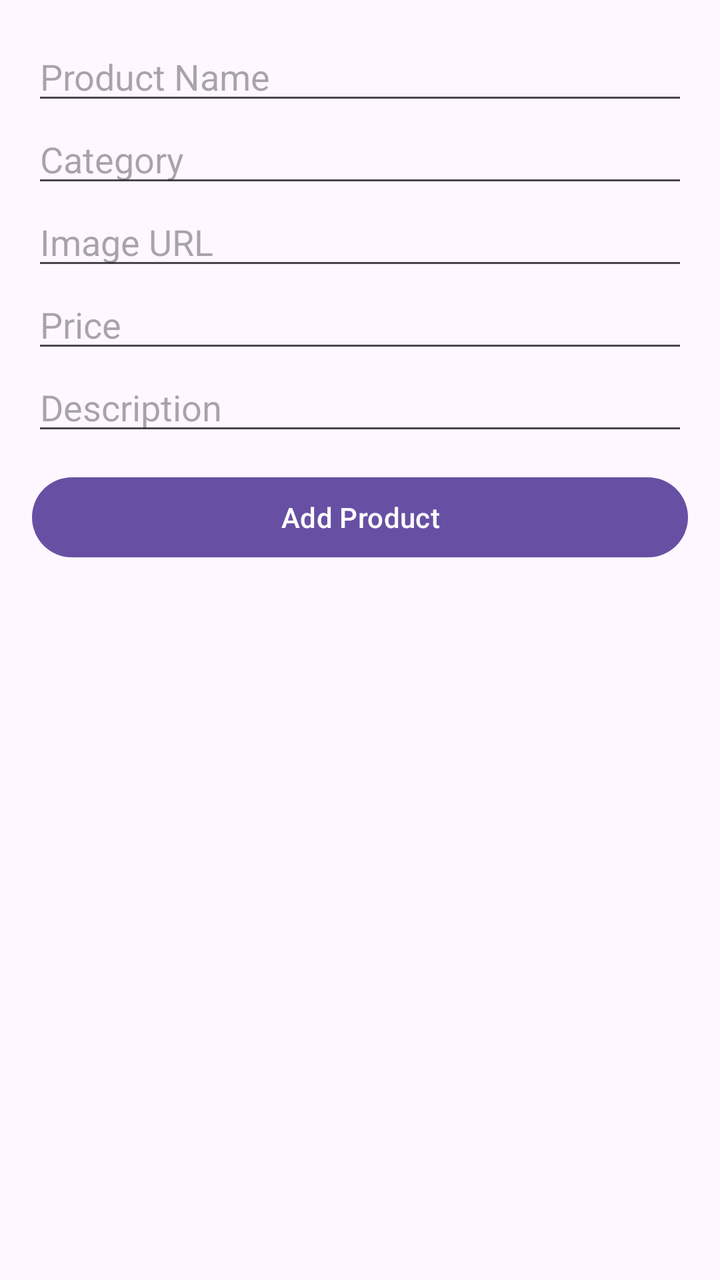
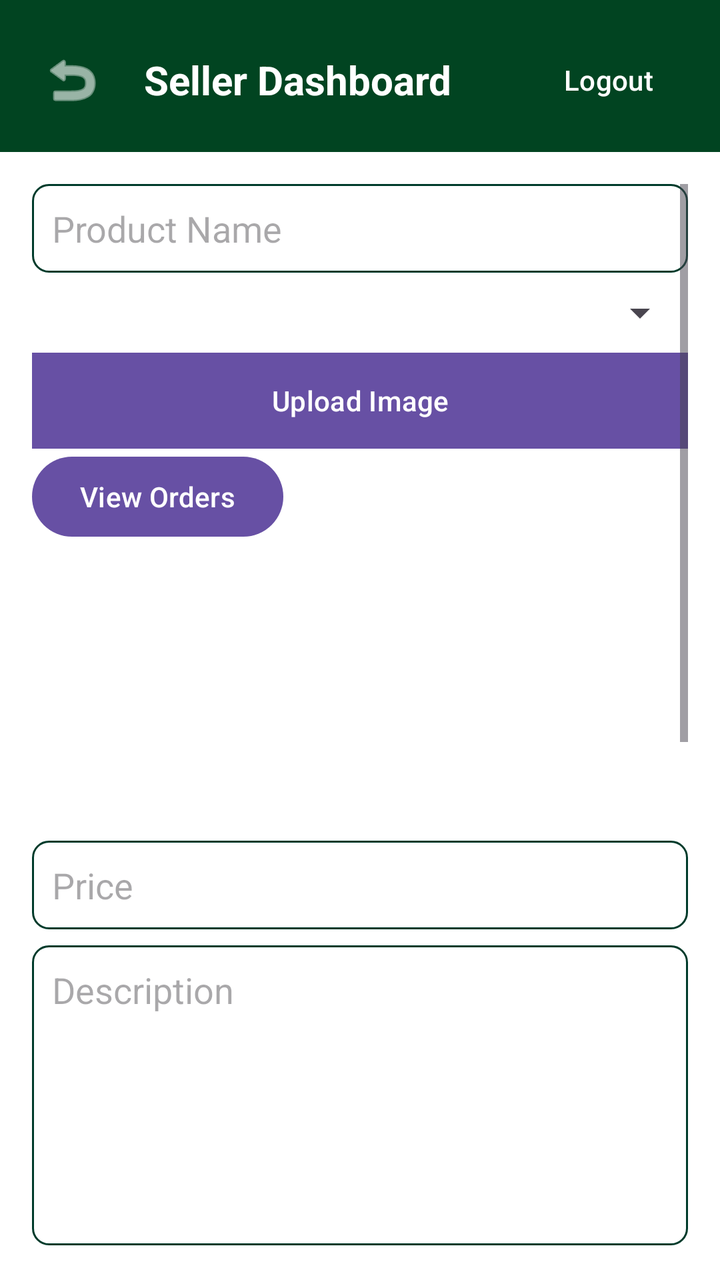

Screens rendered from an Android XML layout before and after an edit, with the pre-edit source and the edit as a unified diff.
<!-- AndroidManifest.xml: application theme Theme.FurnitureStore -->
<!-- res/layout/activity_seller_dashboard.xml -->
<?xml version="1.0" encoding="utf-8"?>
<ScrollView
    xmlns:android="http://schemas.android.com/apk/res/android"
    android:layout_width="match_parent"
    android:layout_height="match_parent"
    android:fillViewport="true"
    android:padding="16dp">

    <LinearLayout
        android:layout_width="match_parent"
        android:layout_height="wrap_content"
        android:orientation="vertical">

        <EditText
            android:id="@+id/editTextProductName"
            android:layout_width="match_parent"
            android:layout_height="wrap_content"
            android:hint="Product Name" />

        <EditText
            android:id="@+id/editTextCategory"
            android:layout_width="match_parent"
            android:layout_height="wrap_content"
            android:hint="Category" />

        <EditText
            android:id="@+id/editTextImageUrl"
            android:layout_width="match_parent"
            android:layout_height="wrap_content"
            android:hint="Image URL" />

        <EditText
            android:id="@+id/editTextPrice"
            android:layout_width="match_parent"
            android:layout_height="wrap_content"
            android:hint="Price"
            android:inputType="numberDecimal" />

        <EditText
            android:id="@+id/editTextDescription"
            android:layout_width="match_parent"
            android:layout_height="wrap_content"
            android:hint="Description" />

        <Button
            android:id="@+id/buttonAddProduct"
            android:layout_width="match_parent"
            android:layout_height="wrap_content"
            android:text="Add Product"
            android:layout_marginTop="12dp" />

        <androidx.recyclerview.widget.RecyclerView
            android:id="@+id/recyclerViewSeller"
            android:layout_width="match_parent"
            android:layout_height="wrap_content"
            android:layout_marginTop="16dp" />
    </LinearLayout>
</ScrollView>
<!-- resources referenced by this layout -->
<resources>
  <style name="Theme.FurnitureStore" parent="Base.Theme.FurnitureStore" />
  <style name="Base.Theme.FurnitureStore" parent="Theme.Material3.DayNight.NoActionBar">
          
          
      </style>
</resources>

<!-- the commit's change to res/layout/activity_seller_dashboard.xml (unified diff, before → after) -->
@@ -1,58 +1,162 @@
 <?xml version="1.0" encoding="utf-8"?>
-<ScrollView
-    xmlns:android="http://schemas.android.com/apk/res/android"
+<LinearLayout xmlns:android="http://schemas.android.com/apk/res/android"
+    xmlns:app="http://schemas.android.com/apk/res-auto"
+    xmlns:tools="http://schemas.android.com/tools"
+    android:orientation="vertical"
     android:layout_width="match_parent"
     android:layout_height="match_parent"
-    android:fillViewport="true"
-    android:padding="16dp">
+    android:background="#FFFFFF"
+    android:fitsSystemWindows="true">
 
+    
     <LinearLayout
         android:layout_width="match_parent"
         android:layout_height="wrap_content"
-        android:orientation="vertical">
+        android:background="#014421"
+        android:orientation="horizontal"
+        android:gravity="center_vertical"
+        android:paddingTop="16dp"
+        android:paddingBottom="12dp"
+        android:paddingStart="12dp"
+        android:paddingEnd="12dp">
 
-        <EditText
-            android:id="@+id/editTextProductName"
+        <ImageView
+            android:id="@+id/buttonGoBack"
+            android:layout_width="wrap_content"
+            android:layout_height="wrap_content"
+            android:src="@android:drawable/ic_menu_revert"
+            android:padding="8dp"
+            android:contentDescription="Back"
+            app:tint="#FFFFFF" />
+
+        <TextView
+            android:layout_width="0dp"
+            android:layout_height="wrap_content"
+            android:text="Seller Dashboard"
+            android:textColor="#FFFFFF"
+            android:textSize="20sp"
+            android:textStyle="bold"
+            android:layout_marginStart="12dp"
+            android:layout_weight="1" />
+
+        
+        <Button
+            android:id="@+id/buttonLogout"
+            android:layout_width="wrap_content"
+            android:layout_height="wrap_content"
+            android:text="Logout"
+            android:textColor="#FFFFFF"
+            android:background="?attr/selectableItemBackgroundBorderless"
+            android:padding="8dp" />
+    </LinearLayout>
+
+    
+    <ScrollView
+        android:layout_width="match_parent"
+        android:layout_height="0dp"
+        android:layout_weight="1"
+        android:fillViewport="true"
+        android:padding="16dp">
+
+        <LinearLayout
             android:layout_width="match_parent"
             android:layout_height="wrap_content"
-            android:hint="Product Name" />
+            android:orientation="vertical">
 
-        <EditText
-            android:id="@+id/editTextCategory"
-            android:layout_width="match_parent"
-            android:layout_height="wrap_content"
-            android:hint="Category" />
+            <EditText
+                android:id="@+id/editTextProductName"
+                android:layout_width="match_parent"
+                android:layout_height="wrap_content"
+                android:hint="Product Name"
+                android:background="@drawable/edit_text_background"
+                android:padding="10dp" />
 
-        <EditText
-            android:id="@+id/editTextImageUrl"
-            android:layout_width="match_parent"
-            android:layout_height="wrap_content"
-            android:hint="Image URL" />
+            <Spinner
+                android:id="@+id/spinnerCategory"
+                android:layout_width="match_parent"
+                android:layout_height="wrap_content"
+                android:layout_marginTop="8dp" />
 
-        <EditText
-            android:id="@+id/editTextPrice"
-            android:layout_width="match_parent"
-            android:layout_height="wrap_content"
-            android:hint="Price"
-            android:inputType="numberDecimal" />
+            
+            <Button
+                android:id="@+id/buttonUploadImage"
+                android:layout_width="match_parent"
+                android:layout_height="wrap_content"
+                android:text="Upload Image"
+                android:layout_marginTop="8dp"
+                android:background="@color/forest_green"
+                android:textColor="#FFFFFF" />
+            <Button
+                android:id="@+id/buttonViewOrders"
+                android:layout_width="wrap_content"
+                android:layout_height="wrap_content"
+                android:text="View Orders"
+                android:layout_marginBottom="12dp"
+                android:layout_alignParentTop="true"
+                android:layout_centerHorizontal="true" />
 
-        <EditText
-            android:id="@+id/editTextDescription"
-            android:layout_width="match_parent"
-            android:layout_height="wrap_content"
-            android:hint="Description" />
+            
+            <ImageView
+                android:id="@+id/imagePreview"
+                android:layout_width="120dp"
+                android:layout_height="120dp"
+                android:layout_marginTop="8dp"
+                android:scaleType="centerCrop"
+                android:contentDescription="Image preview" />
 
-        <Button
-            android:id="@+id/buttonAddProduct"
-            android:layout_width="match_parent"
-            android:layout_height="wrap_content"
-            android:text="Add Product"
-            android:layout_marginTop="12dp" />
+            <EditText
+                android:id="@+id/editTextPrice"
+                android:layout_width="match_parent"
+                android:layout_height="wrap_content"
+                android:hint="Price"
+                android:inputType="numberDecimal"
+                android:background="@drawable/edit_text_background"
+                android:padding="10dp"
+                android:layout_marginTop="8dp" />
 
-        <androidx.recyclerview.widget.RecyclerView
-            android:id="@+id/recyclerViewSeller"
-            android:layout_width="match_parent"
-            android:layout_height="wrap_content"
-            android:layout_marginTop="16dp" />
-    </LinearLayout>
-</ScrollView>
+            <EditText
+                android:id="@+id/editTextDescription"
+                android:layout_width="match_parent"
+                android:layout_height="150dp"
+                android:hint="Description"
+                android:background="@drawable/edit_text_background"
+                android:padding="10dp"
+                android:layout_marginTop="8dp"
+                android:gravity="top|start"
+                android:inputType="textMultiLine"
+                android:lines="5"
+                android:maxLines="10"
+                android:scrollbars="vertical"
+                android:overScrollMode="always" />
+
+            <EditText
+                android:id="@+id/editTextQuantity"
+                android:layout_width="match_parent"
+                android:layout_height="wrap_content"
+                android:inputType="number"
+                android:hint="Quantity"
+                android:background="@drawable/edit_text_background"
+                android:padding="10dp"
+                android:layout_marginTop="8dp" />
+
+            
+            <Button
+                android:id="@+id/buttonAddProduct"
+                android:layout_width="match_parent"
+                android:layout_height="wrap_content"
+                android:layout_marginTop="12dp"
+                android:background="@color/forest_green"
+                android:text="Add Product"
+                android:textColor="#FFFFFF"
+                tools:ignore="HardcodedText" />
+
+            
+            <androidx.recyclerview.widget.RecyclerView
+                android:id="@+id/recyclerViewSeller"
+                android:layout_width="match_parent"
+                android:layout_height="400dp"
+                android:layout_marginTop="16dp" />
+
+        </LinearLayout>
+    </ScrollView>
+</LinearLayout>
<!-- resource entries referenced after the edit -->
@@ -1,5 +1,25 @@
 <!-- resources referenced by this layout -->
 <resources>
+  <color name="forest_green">#014421</color>
+  <!-- drawable edit_text_background (drawable) -->
+  <?xml version="1.0" encoding="utf-8"?>
+  <shape xmlns:android="http://schemas.android.com/apk/res/android"
+      android:shape="rectangle">
+  
+      <solid android:color="#FFFFFF" /> 
+  
+      <stroke
+          android:width="1dp"
+          android:color="#003B2B" /> 
+  
+      <corners android:radius="8dp" /> 
+  
+      <padding
+          android:left="8dp"
+          android:top="8dp"
+          android:right="8dp"
+          android:bottom="8dp" />
+  </shape>
   <style name="Theme.FurnitureStore" parent="Base.Theme.FurnitureStore" />
   <style name="Base.Theme.FurnitureStore" parent="Theme.Material3.DayNight.NoActionBar">
           
